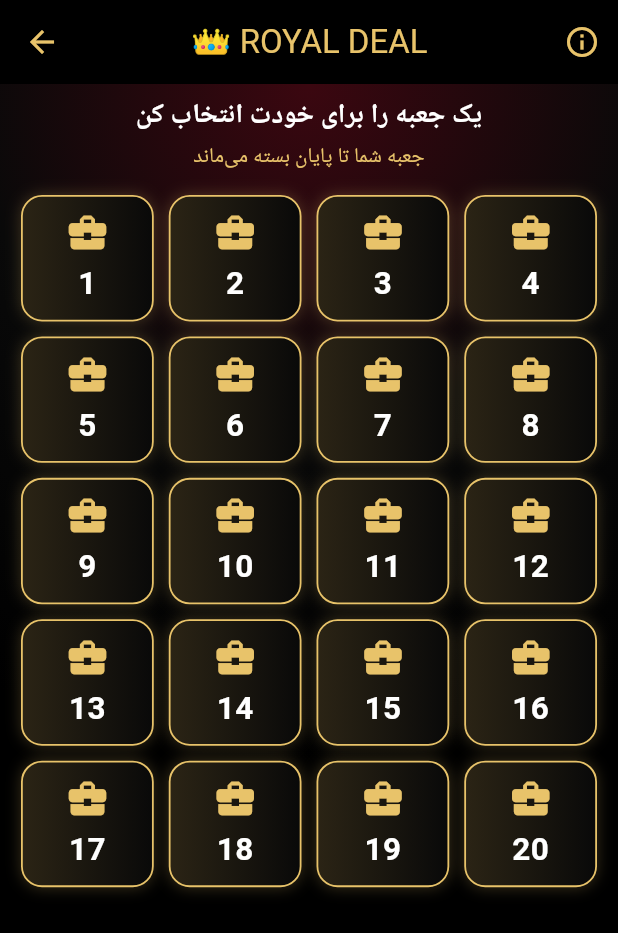
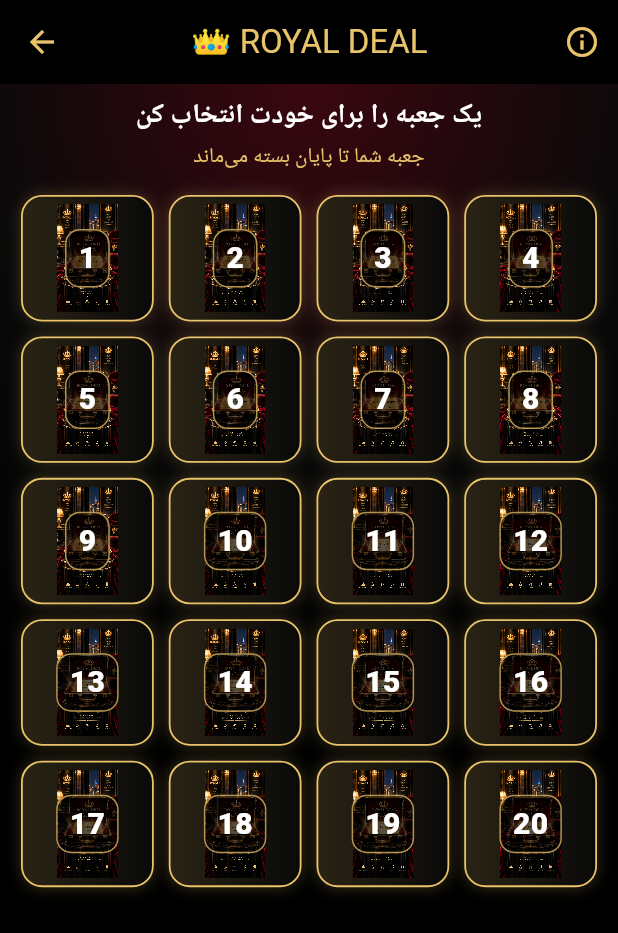
Before and after one commit to dokhtaran1-dot/sahand-flutter-app, a Flutter app: the RoyalDealPage screen opened directly, on a phone screen of 412 x 824 dp. Shown: the top 933 px of the screen. Run offline on Flutter 3.47's test engine with Material 3 defaults, Android fonts, the phone set to English and light mode, and no system bars; our stand-ins replace shared_preferences; accounts and stored records are empty; key blocks and very long unbroken strings in the code were emptied for the run.

Commit message:
Use Royal Deal image assets in gameplay

```diff
--- a/lib/src/royal_deal_page.dart
+++ b/lib/src/royal_deal_page.dart
@@ -44,7 +44,7 @@ class _RoyalDealPageState extends State<RoyalDealPage> {
       ..hideCurrentSnackBar()
       ..showSnackBar(SnackBar(
         backgroundColor: const Color(0xFF18090B),
-        content: Text('جعبه ${i + 1}:  $value تیکت R1', textAlign: TextAlign.center, textDirection: TextDirection.rtl),
+        content: Text('جعبه ${i + 1}:  ${_labelFor(value)}', textAlign: TextAlign.center, textDirection: TextDirection.rtl),
       ));
     if (openedThisRound >= _toOpen) _callBanker();
   }
@@ -147,6 +147,25 @@ class _RoyalDealPageState extends State<RoyalDealPage> {
         return '10,000 R1 • JACKPOT';
       default:
         return _formatNumber(value) + ' R1';
+    }
+  }
+
+  String? _imageFor(int value) {
+    switch (value) {
+      case 10000:
+        return 'assets/image/deal_jackpot.png';
+      case -1:
+        return 'assets/image/deal_dessert.png';
+      case -2:
+        return 'assets/image/deal_dinner.png';
+      case -3:
+        return 'assets/image/deal_parking.png';
+      case -5:
+        return 'assets/image/deal_live_music.png';
+      case -6:
+        return 'assets/image/deal_vip_night.png';
+      default:
+        return null;
     }
   }
 
@@ -268,9 +287,90 @@ class _RoyalDealPageState extends State<RoyalDealPage> {
                   gradient: LinearGradient(colors: isOpen ? [const Color(0xFF3B0A10), const Color(0xFF170507)] : [const Color(0xFF2B2415), const Color(0xFF090909)]),
                   boxShadow: [BoxShadow(color: (isMine ? Colors.red : gold).withOpacity(.24), blurRadius: 8)],
                 ),
-                child: Center(child: isOpen
-                  ? Column(mainAxisAlignment: MainAxisAlignment.center, children: [const Icon(Icons.confirmation_number_outlined, color: gold), const SizedBox(height: 4), Text('${_caseValues[i]}', style: const TextStyle(color: Colors.white, fontWeight: FontWeight.bold)), const Text('R1', style: TextStyle(color: gold, fontSize: 11))])
-                  : Column(mainAxisAlignment: MainAxisAlignment.center, children: [const Icon(Icons.business_center, color: gold, size: 30), const SizedBox(height: 4), Text('${i + 1}', style: const TextStyle(color: Colors.white, fontSize: 21, fontWeight: FontWeight.bold)), if (isMine) const Text('جعبه من', textDirection: TextDirection.rtl, style: TextStyle(color: Colors.redAccent, fontSize: 10))])),
+                child: isOpen
+                  ? Stack(
+                      fit: StackFit.expand,
+                      children: [
+                        if (_imageFor(_caseValues[i]) != null)
+                          ClipRRect(
+                            borderRadius: BorderRadius.circular(13),
+                            child: Image.asset(
+                              _imageFor(_caseValues[i])!,
+                              fit: BoxFit.cover,
+                              filterQuality: FilterQuality.high,
+                            ),
+                          )
+                        else
+                          Padding(
+                            padding: const EdgeInsets.all(8),
+                            child: Image.asset(
+                              'assets/image/deal_case.png',
+                              fit: BoxFit.contain,
+                              filterQuality: FilterQuality.high,
+                              color: Colors.white.withOpacity(.18),
+                              colorBlendMode: BlendMode.modulate,
+                            ),
+                          ),
+                        Positioned(
+                          left: 4,
+                          right: 4,
+                          bottom: 4,
+                          child: Container(
+                            padding: const EdgeInsets.symmetric(horizontal: 4, vertical: 3),
+                            decoration: BoxDecoration(
+                              color: Colors.black.withOpacity(.78),
+                              borderRadius: BorderRadius.circular(8),
+                            ),
+                            child: Text(
+                              _labelFor(_caseValues[i]),
+                              textAlign: TextAlign.center,
+                              maxLines: 2,
+                              overflow: TextOverflow.ellipsis,
+                              style: const TextStyle(color: Colors.white, fontSize: 9, fontWeight: FontWeight.bold),
+                            ),
+                          ),
+                        ),
+                      ],
+                    )
+                  : Stack(
+                      fit: StackFit.expand,
+                      children: [
+                        Padding(
+                          padding: const EdgeInsets.all(5),
+                          child: Image.asset(
+                            'assets/image/deal_case.png',
+                            fit: BoxFit.contain,
+                            filterQuality: FilterQuality.high,
+                          ),
+                        ),
+                        Center(
+                          child: Container(
+                            padding: const EdgeInsets.symmetric(horizontal: 8, vertical: 4),
+                            decoration: BoxDecoration(
+                              color: Colors.black.withOpacity(.66),
+                              borderRadius: BorderRadius.circular(10),
+                              border: Border.all(color: gold.withOpacity(.75)),
+                            ),
+                            child: Text(
+                              '${i + 1}',
+                              style: const TextStyle(color: Colors.white, fontSize: 20, fontWeight: FontWeight.w900),
+                            ),
+                          ),
+                        ),
+                        if (isMine)
+                          const Positioned(
+                            left: 0,
+                            right: 0,
+                            bottom: 3,
+                            child: Text(
+                              'جعبه من',
+                              textAlign: TextAlign.center,
+                              textDirection: TextDirection.rtl,
+                              style: TextStyle(color: Colors.redAccent, fontSize: 10, fontWeight: FontWeight.bold),
+                            ),
+                          ),
+                      ],
+                    ),
               ));
             },
           )),
@@ -282,13 +382,22 @@ class _RoyalDealPageState extends State<RoyalDealPage> {
             margin: const EdgeInsets.all(24), padding: const EdgeInsets.all(24),
             decoration: BoxDecoration(borderRadius: BorderRadius.circular(28), border: Border.all(color: gold, width: 1.5), gradient: const LinearGradient(colors: [Color(0xFF2D0710), Color(0xFF090909)])),
             child: Column(mainAxisSize: MainAxisSize.min, children: [
-              const Icon(Icons.phone_in_talk, color: gold, size: 46),
+              ClipRRect(
+                borderRadius: BorderRadius.circular(18),
+                child: Image.asset(
+                  'assets/image/deal_banker.png',
+                  height: 150,
+                  width: double.infinity,
+                  fit: BoxFit.cover,
+                  filterQuality: FilterQuality.high,
+                ),
+              ),
+              const SizedBox(height: 12),
+              const Text('THE BANKER IS CALLING…', textAlign: TextAlign.center, style: TextStyle(color: Colors.white, fontSize: 18, fontWeight: FontWeight.bold)),
               const SizedBox(height: 10),
-              const Text('THE BANKER IS CALLING…', textDirection: TextDirection.rtl, style: TextStyle(color: Colors.white, fontSize: 20, fontWeight: FontWeight.bold)),
-              const SizedBox(height: 18),
-              const Text('پیشنهاد فعلی', textDirection: TextDirection.rtl, style: TextStyle(color: gold)),
-              Text('${bankerOffer!}', style: const TextStyle(color: Colors.white, fontSize: 42, fontWeight: FontWeight.w900)),
-              const Text('R1 TICKETS', style: TextStyle(color: gold, letterSpacing: 2)),
+              Text(bankerOfferSubtitle ?? 'پیشنهاد بانکدار', textAlign: TextAlign.center, textDirection: TextDirection.rtl, style: const TextStyle(color: gold)),
+              const SizedBox(height: 8),
+              Text(bankerOfferLabel ?? (_formatNumber(bankerOffer!) + ' R1'), textAlign: TextAlign.center, style: const TextStyle(color: Colors.white, fontSize: 30, fontWeight: FontWeight.w900)),
               const SizedBox(height: 22),
               Row(children: [
                 Expanded(child: ElevatedButton(onPressed: _deal, style: ElevatedButton.styleFrom(backgroundColor: const Color(0xFF1B7A43), minimumSize: const Size.fromHeight(52)), child: const Text('DEAL\nقبول می‌کنم', textAlign: TextAlign.center))),
```
